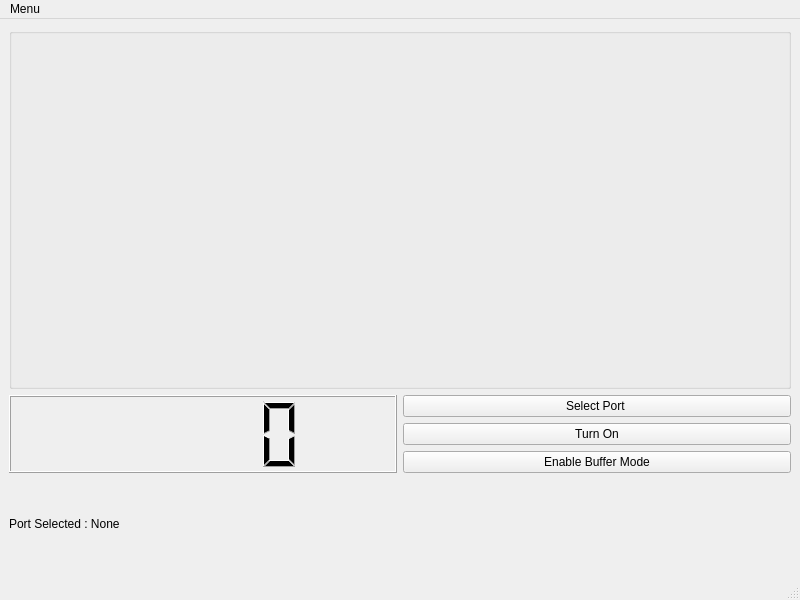
First picture: the form in mainwindow.ui, repository PranshuJadaun/wireflux, before the edit.
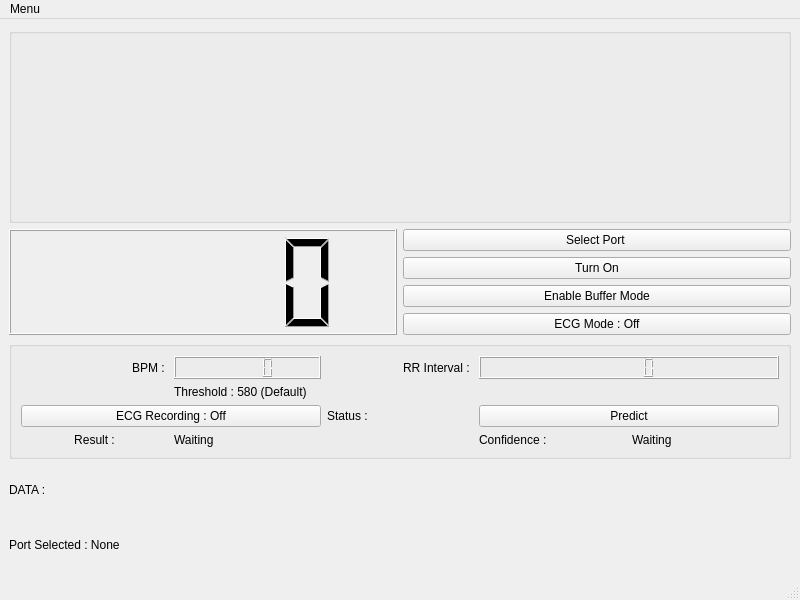
Second picture: the form after the edit.

The edit to the form file:
```diff
--- a/mainwindow.ui
+++ b/mainwindow.ui
@@ -15,8 +15,19 @@
   </property>
   <widget class="QWidget" name="centralwidget">
    <layout class="QGridLayout" name="gridLayout">
-    <item row="5" column="0" rowspan="3">
-     <widget class="QLCDNumber" name="lcdNumber"/>
+    <item row="7" column="1">
+     <widget class="QPushButton" name="btnBufferToggle">
+      <property name="text">
+       <string>Enable Buffer Mode</string>
+      </property>
+     </widget>
+    </item>
+    <item row="8" column="1">
+     <widget class="QPushButton" name="ecgModeButton">
+      <property name="text">
+       <string>ECG Mode : Off</string>
+      </property>
+     </widget>
     </item>
     <item row="6" column="1">
      <widget class="QPushButton" name="pushButton_start">
@@ -25,6 +36,140 @@
       </property>
      </widget>
     </item>
+    <item row="12" column="0">
+     <widget class="QLabel" name="label_port">
+      <property name="text">
+       <string>Port Selected : None</string>
+      </property>
+     </widget>
+    </item>
+    <item row="5" column="0" rowspan="4">
+     <widget class="QLCDNumber" name="lcdNumber"/>
+    </item>
+    <item row="9" column="0" rowspan="2" colspan="2">
+     <widget class="QGroupBox" name="ecgGroup">
+      <property name="title">
+       <string/>
+      </property>
+      <layout class="QGridLayout" name="gridLayout_2">
+       <item row="1" column="1">
+        <widget class="QLCDNumber" name="lcdBPM">
+         <property name="sizePolicy">
+          <sizepolicy hsizetype="Preferred" vsizetype="Minimum">
+           <horstretch>0</horstretch>
+           <verstretch>0</verstretch>
+          </sizepolicy>
+         </property>
+        </widget>
+       </item>
+       <item row="3" column="2">
+        <widget class="QLabel" name="labelRecStatus">
+         <property name="text">
+          <string>Status : </string>
+         </property>
+        </widget>
+       </item>
+       <item row="1" column="0">
+        <widget class="QLabel" name="labelBPM">
+         <property name="text">
+          <string>BPM : </string>
+         </property>
+         <property name="alignment">
+          <set>Qt::AlignmentFlag::AlignRight|Qt::AlignmentFlag::AlignTrailing|Qt::AlignmentFlag::AlignVCenter</set>
+         </property>
+        </widget>
+       </item>
+       <item row="5" column="0">
+        <widget class="QLabel" name="label_3">
+         <property name="text">
+          <string>Result :</string>
+         </property>
+         <property name="alignment">
+          <set>Qt::AlignmentFlag::AlignCenter</set>
+         </property>
+        </widget>
+       </item>
+       <item row="1" column="2">
+        <widget class="QLabel" name="labelRR">
+         <property name="sizePolicy">
+          <sizepolicy hsizetype="Preferred" vsizetype="Preferred">
+           <horstretch>0</horstretch>
+           <verstretch>0</verstretch>
+          </sizepolicy>
+         </property>
+         <property name="text">
+          <string>RR Interval : </string>
+         </property>
+         <property name="alignment">
+          <set>Qt::AlignmentFlag::AlignRight|Qt::AlignmentFlag::AlignTrailing|Qt::AlignmentFlag::AlignVCenter</set>
+         </property>
+        </widget>
+       </item>
+       <item row="1" column="3" colspan="2">
+        <widget class="QLCDNumber" name="lcdRR">
+         <property name="enabled">
+          <bool>true</bool>
+         </property>
+         <property name="sizePolicy">
+          <sizepolicy hsizetype="Preferred" vsizetype="Minimum">
+           <horstretch>0</horstretch>
+           <verstretch>0</verstretch>
+          </sizepolicy>
+         </property>
+        </widget>
+       </item>
+       <item row="3" column="3" colspan="2">
+        <widget class="QPushButton" name="pushButton_2">
+         <property name="text">
+          <string>Predict</string>
+         </property>
+        </widget>
+       </item>
+       <item row="5" column="3">
+        <widget class="QLabel" name="label_4">
+         <property name="text">
+          <string>Confidence : </string>
+         </property>
+        </widget>
+       </item>
+       <item row="5" column="1" colspan="2">
+        <widget class="QLabel" name="ecgResult">
+         <property name="text">
+          <string>Waiting</string>
+         </property>
+        </widget>
+       </item>
+       <item row="5" column="4">
+        <widget class="QLabel" name="ecgConf">
+         <property name="text">
+          <string>Waiting</string>
+         </property>
+        </widget>
+       </item>
+       <item row="3" column="0" colspan="2">
+        <widget class="QPushButton" name="ecgRec">
+         <property name="text">
+          <string>ECG Recording : Off</string>
+         </property>
+        </widget>
+       </item>
+       <item row="2" column="1">
+        <widget class="QLabel" name="labelThreshold">
+         <property name="text">
+          <string>Threshold : 580 (Default)</string>
+         </property>
+        </widget>
+       </item>
+      </layout>
+     </widget>
+    </item>
+    <item row="5" column="1">
+     <widget class="QPushButton" name="btnSelectPort">
+      <property name="text">
+       <string>Select Port </string>
+      </property>
+     </widget>
+    </item>
     <item row="0" column="0" rowspan="4" colspan="2">
      <widget class="QGroupBox" name="groupBox">
       <property name="title">
@@ -37,24 +182,10 @@
       </layout>
      </widget>
     </item>
-    <item row="7" column="1">
-     <widget class="QPushButton" name="pushButton_2">
+    <item row="11" column="0" colspan="2">
+     <widget class="QLabel" name="SampleData">
       <property name="text">
-       <string>Enable Buffer Mode</string>
-      </property>
-     </widget>
-    </item>
-    <item row="5" column="1">
-     <widget class="QPushButton" name="pushButton">
-      <property name="text">
-       <string>Select Port </string>
-      </property>
-     </widget>
-    </item>
-    <item row="8" column="0">
-     <widget class="QLabel" name="label_port">
-      <property name="text">
-       <string>Port Selected : None</string>
+       <string>DATA : </string>
       </property>
      </widget>
     </item>
```
Left out of the diff: 2 changed lines with no effect on the pictures.
